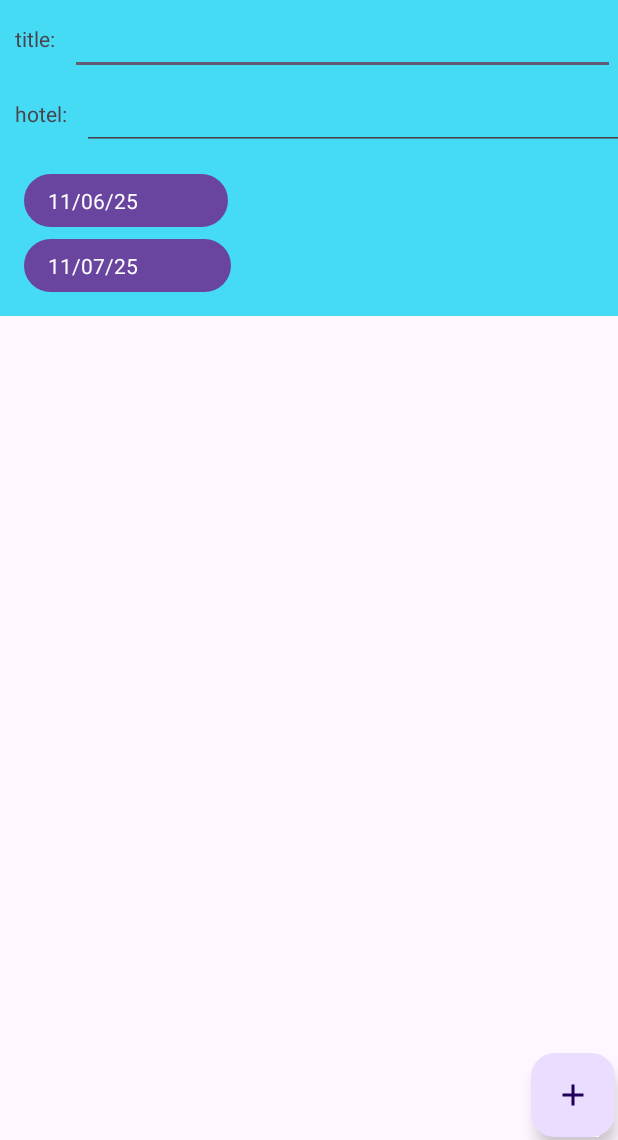
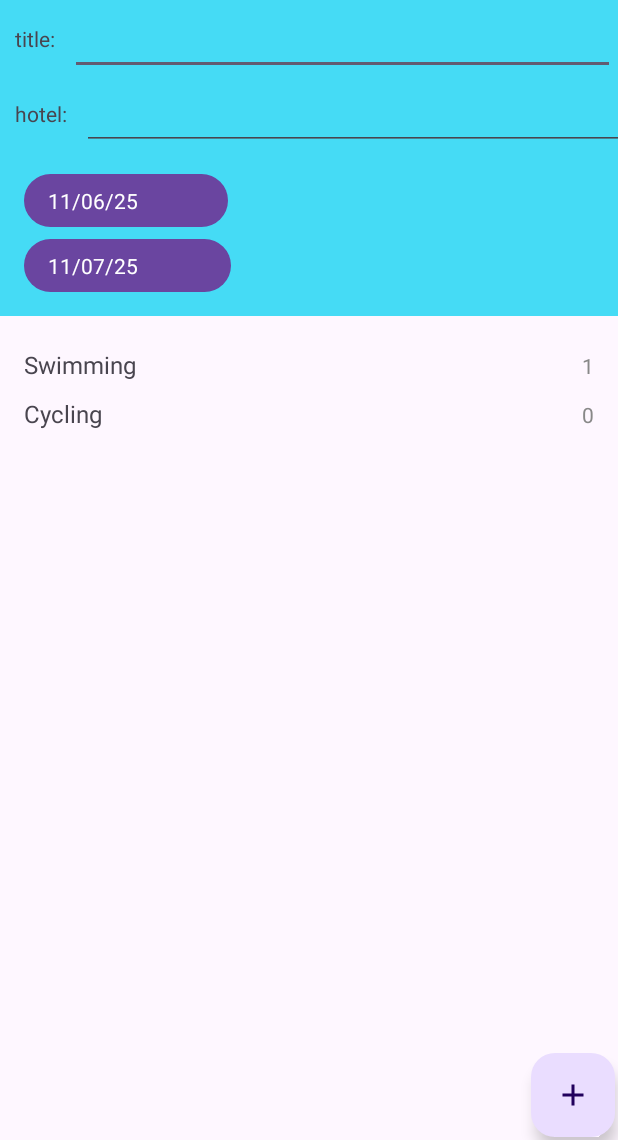
Before and after one commit to udashsanam/vacationapp, an Android app: the VacationDetails screen opened directly, with no data from a screen before it, on a phone screen of 412 x 824 dp, the part 96-1236 px from its top. Run offline under Robolectric (Android 15) with nearby library versions, the phone set to English and light mode, and no system bars.

Commit message:
add: excursion list of vacation detail

```diff
--- a/app/src/main/java/net/pradhan/vacationapp/UI/ExcursionDetails.java
+++ b/app/src/main/java/net/pradhan/vacationapp/UI/ExcursionDetails.java
@@ -1,6 +1,8 @@
 package net.pradhan.vacationapp.UI;
 
+import android.content.Intent;
 import android.os.Bundle;
+import android.view.View;
 import android.widget.TextView;
 
 import androidx.activity.EdgeToEdge;
@@ -8,6 +10,9 @@ import androidx.appcompat.app.AppCompatActivity;
 import androidx.core.graphics.Insets;
 import androidx.core.view.ViewCompat;
 import androidx.core.view.WindowInsetsCompat;
+
+import com.google.android.material.appbar.MaterialToolbar;
+import com.google.android.material.floatingactionbutton.FloatingActionButton;
 
 import net.pradhan.vacationapp.R;
 
@@ -33,6 +38,10 @@ public class ExcursionDetails extends AppCompatActivity {
         startDateText = findViewById(R.id.startDateText);
         startDateText.setText(currentDate);
 
+        MaterialToolbar toolbar = findViewById(R.id.topAppBar);
+
+        // Handle back button click
+        toolbar.setNavigationOnClickListener(v -> onBackPressed());
 
     }
 }
--- a/app/src/main/java/net/pradhan/vacationapp/UI/VacationDetails.java
+++ b/app/src/main/java/net/pradhan/vacationapp/UI/VacationDetails.java
@@ -2,8 +2,10 @@ package net.pradhan.vacationapp.UI;
 
 import android.app.DatePickerDialog;
 import android.content.Intent;
+import android.graphics.Color;
 import android.os.Bundle;
 import android.view.View;
+import android.widget.LinearLayout;
 import android.widget.TextView;
 
 import androidx.activity.EdgeToEdge;
@@ -18,12 +20,17 @@ import com.google.android.material.floatingactionbutton.FloatingActionButton;
 import net.pradhan.vacationapp.R;
 
 import java.text.SimpleDateFormat;
+import java.util.Arrays;
 import java.util.Calendar;
+import java.util.List;
 import java.util.Locale;
+import java.util.Map;
 
 public class VacationDetails extends AppCompatActivity {
 
     TextView startDateText, endDateText;
+    LinearLayout excursionListContainer;
+
 
     @Override
     protected void onCreate(Bundle savedInstanceState) {
@@ -67,6 +74,57 @@ public class VacationDetails extends AppCompatActivity {
 
         String holidayName = getIntent().getStringExtra("Detail");
         System.out.println("fromintext" + holidayName);
+        Map<String, String> excursions = Map.of("Swimming","1", "Cycling", "0");
+
+        excursionListContainer = findViewById(R.id.excursionListContainer);
+        // Example dynamic vacation list
+        List<String> vacations = Arrays.asList("Miami", "Denver", "Las Vegas", "New York", "Hawaii");
+
+        for (String excursion : excursions.keySet()) {
+            // Create a horizontal LinearLayout
+            LinearLayout horizontalLayout = new LinearLayout(this);
+            horizontalLayout.setOrientation(LinearLayout.HORIZONTAL);
+            horizontalLayout.setPadding(0, 8, 0, 8);
+            horizontalLayout.setLayoutParams(new LinearLayout.LayoutParams(
+                    LinearLayout.LayoutParams.MATCH_PARENT,
+                    LinearLayout.LayoutParams.WRAP_CONTENT
+            ));
+
+            // First TextView (place)
+            TextView placeText = new TextView(this);
+            placeText.setText(excursion);
+            placeText.setTextSize(16);
+            placeText.setLayoutParams(new LinearLayout.LayoutParams(
+                    0,
+                    LinearLayout.LayoutParams.WRAP_CONTENT,
+                    1f // take remaining space
+            ));
+
+            // Second TextView (extra text)
+            TextView extraText = new TextView(this);
+            extraText.setText(excursions.get(excursion));
+            extraText.setTextSize(14);
+            extraText.setTextColor(Color.GRAY);
+            extraText.setLayoutParams(new LinearLayout.LayoutParams(
+                    LinearLayout.LayoutParams.WRAP_CONTENT,
+                    LinearLayout.LayoutParams.WRAP_CONTENT
+            ));
+
+            // Add click listener on the whole layout
+            horizontalLayout.setOnClickListener(v -> {
+                Intent intent = new Intent(this, ExcursionDetails.class);
+                intent.putExtra("excursion", excursion);
+                startActivity(intent);
+            });
+
+            // Add both TextViews to the horizontal layout
+            horizontalLayout.addView(placeText);
+            horizontalLayout.addView(extraText);
+
+            // Add the horizontal layout to the container
+            excursionListContainer.addView(horizontalLayout);
+        }
+
     }
 
     private void showDatePicker(TextView targetView) {
--- a/app/src/main/res/layout/activity_vacation_details.xml
+++ b/app/src/main/res/layout/activity_vacation_details.xml
@@ -31,6 +31,7 @@
 <!--    </ScrollView>-->
 
     <LinearLayout
+        android:id="@+id/vacationDetail"
         android:layout_width="match_parent"
         android:layout_height="wrap_content"
         android:orientation="vertical"
@@ -104,6 +105,24 @@
 
     </LinearLayout>
 
+    <ScrollView
+        android:id="@+id/scrollView"
+        android:layout_width="0dp"
+        android:layout_height="0dp"
+        android:padding="16dp"
+        android:fillViewport="true"
+        app:layout_constraintTop_toBottomOf="@id/vacationDetail"
+        app:layout_constraintStart_toStartOf="parent"
+        app:layout_constraintEnd_toEndOf="parent"
+        app:layout_constraintBottom_toBottomOf="parent">
+
+        <LinearLayout
+            android:id="@+id/excursionListContainer"
+            android:layout_width="match_parent"
+            android:layout_height="wrap_content"
+            android:orientation="vertical" />
+    </ScrollView>
+
     <com.google.android.material.floatingactionbutton.FloatingActionButton
         android:id="@+id/floatingActionButton2"
         android:layout_width="wrap_content"
```
